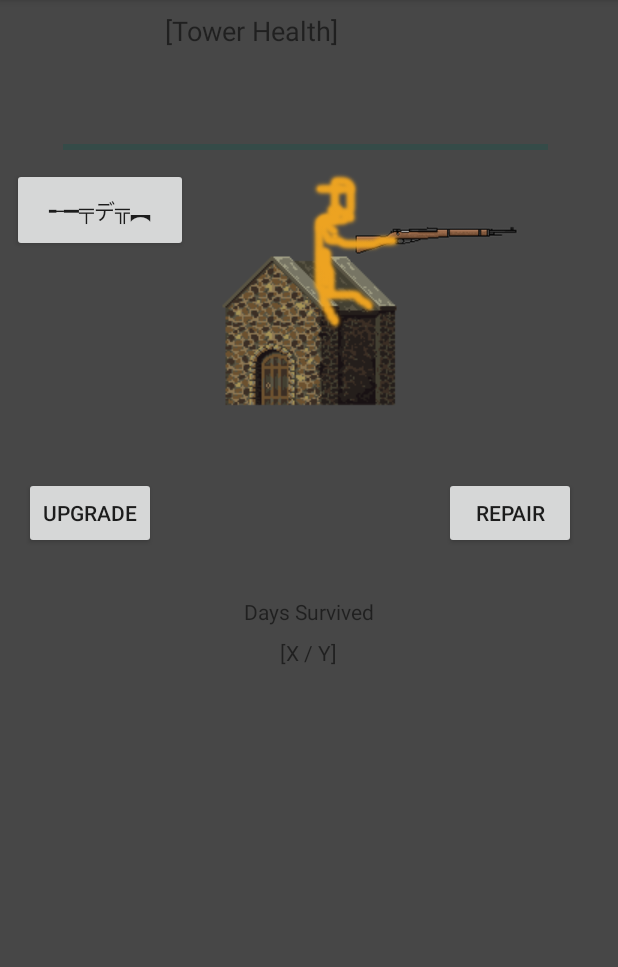
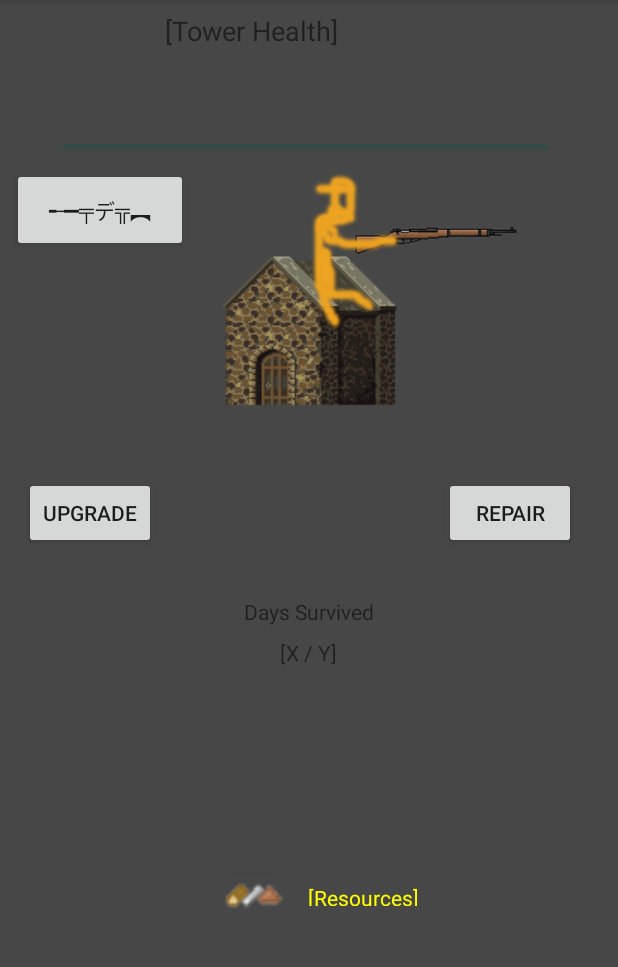
Before and after one commit to lauzadis/DemonHacks, an Android app: the TowerInfo screen opened directly, with no data from a screen before it, on a phone screen of 412 x 824 dp, the part 84-1051 px from its top. Run offline under Robolectric (Android 15) with nearby library versions, the phone set to English and light mode, and no system bars; libraries missing offline, so code that uses them is left out: com.here.android; 7 statements that could not run were skipped.

Commit message:
Added a resource label

```diff
--- a/app/src/main/java/com/example/motbot/demonhacks/TowerInfo.java
+++ b/app/src/main/java/com/example/motbot/demonhacks/TowerInfo.java
@@ -25,6 +25,7 @@ public class TowerInfo extends AppCompatActivity {
         //Create all our labels and bars
         TextView healthLabel = (TextView)findViewById(R.id.healthlabel);
         TextView timeSurvivedProgress = (TextView)findViewById(R.id.timeSurvivedProgress);
+        TextView resources = (TextView)findViewById((R.id.resources));
         ProgressBar towerHealthBar = (ProgressBar)findViewById(R.id.towerHealthBar);
         final ImageView gunImage = (ImageView)findViewById((R.id.gunImage));
 
@@ -53,6 +54,7 @@ public class TowerInfo extends AppCompatActivity {
         //Setup label texts
         healthLabel.setText("Current Health : " + userTower.getHealth() + "/ " + userTower.getMax_health());
         timeSurvivedProgress.setText(userTower.getTimeSurvived()/(60*60) + " Days");
+        resources.setText(userTower.getResources());
 
             devGunCycle.setOnClickListener(new View.OnClickListener() {
                 @Override
--- a/app/src/main/res/layout/activity_tower_info.xml
+++ b/app/src/main/res/layout/activity_tower_info.xml
@@ -169,4 +169,36 @@
         app:layout_constraintTop_toTopOf="parent"
         app:layout_constraintVertical_bias="0.0" />
 
+    <ImageView
+        android:id="@+id/imageView2"
+        android:layout_width="92dp"
+        android:layout_height="38dp"
+        android:layout_marginStart="8dp"
+        android:layout_marginLeft="8dp"
+        android:layout_marginEnd="8dp"
+        android:layout_marginRight="8dp"
+        android:layout_marginBottom="152dp"
+        app:layout_constraintBottom_toBottomOf="parent"
+        app:layout_constraintEnd_toStartOf="@+id/repair"
+        app:layout_constraintHorizontal_bias="0.428"
+        app:layout_constraintStart_toEndOf="@+id/upgrade"
+        app:srcCompat="@drawable/resourcestrans" />
+
+    <TextView
+        android:id="@+id/resources"
+        android:layout_width="wrap_content"
+        android:layout_height="15dp"
+        android:layout_marginStart="8dp"
+        android:layout_marginLeft="8dp"
+        android:layout_marginEnd="2dp"
+        android:layout_marginRight="2dp"
+        android:layout_marginBottom="164dp"
+        android:fontFamily="Pristina"
+        android:text="[Resources]"
+        android:textColor="#FFFF00"
+        app:layout_constraintBottom_toBottomOf="parent"
+        app:layout_constraintEnd_toStartOf="@+id/repair"
+        app:layout_constraintHorizontal_bias="0.77"
+        app:layout_constraintStart_toStartOf="@+id/imageView2" />
+
 </android.support.constraint.ConstraintLayout>
```
